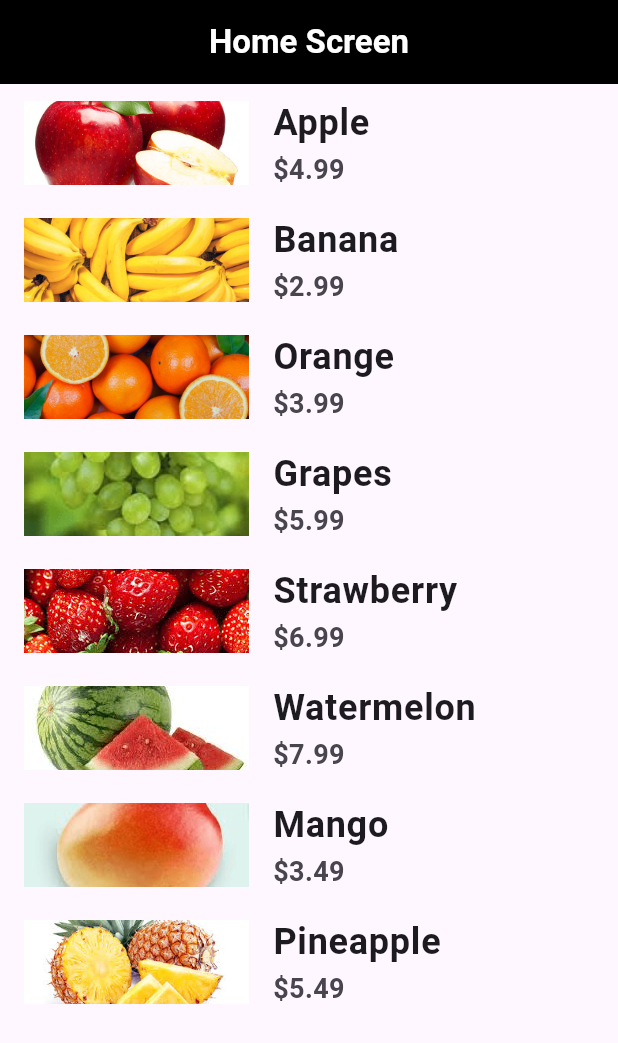
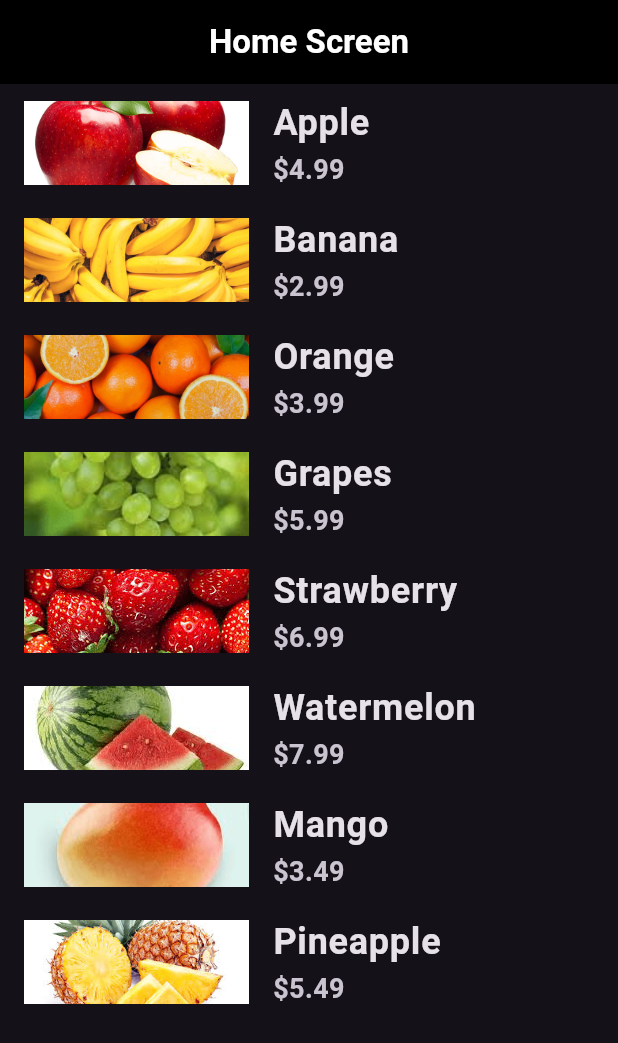
Before and after one commit to Ahmed336-cell/session_ui, a Flutter app: the screen it shows after launch, on a phone screen of 412 x 824 dp. Shown: the top 1043 px of the screen. Run offline on Flutter 3.47's test engine with Material 3 defaults, Android fonts, the phone set to English and light mode, and no system bars.

Commit message:
convert to dark mode

```diff
--- a/lib/main.dart
+++ b/lib/main.dart
@@ -10,8 +10,9 @@ void main() {
 class MyApp extends StatelessWidget {
   @override
   Widget build(BuildContext context) {
-    return const MaterialApp(
-      home: HomeScreen(),
+    return MaterialApp(
+      theme: ThemeData.dark(),
+      home: const HomeScreen(),
     );
   }
 }
```
